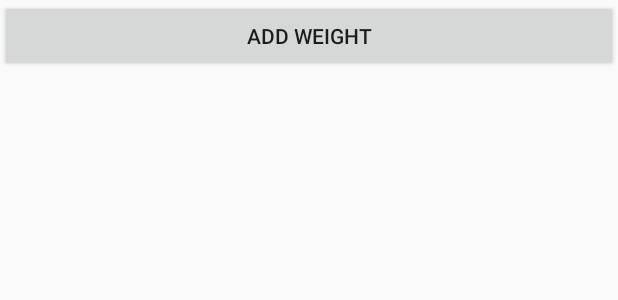
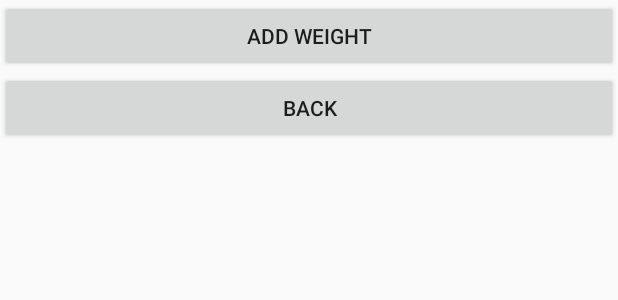
Before and after one commit to mickey0142/Healthy, an Android app: the layout fragment_weight.xml on its own in the app's theme, with its tools: preview values and no code run, on a phone screen of 412 x 824 dp. Shown: the top 300 px of the screen. Run offline under Robolectric (Android 15) with nearby library versions, the phone set to English and light mode, and no system bars.

Commit message:
fix firestore bug, add back button in weight and weightform

```diff
--- a/app/src/main/java/com/example/mickey/healthy/LoginFragment.java
+++ b/app/src/main/java/com/example/mickey/healthy/LoginFragment.java
@@ -39,11 +39,11 @@ public class LoginFragment extends Fragment{
         fbAuth = FirebaseAuth.getInstance();
         if (fbAuth.getCurrentUser() != null)
         {
+            Log.d("login", "already logged in go to menu");
             getActivity().getSupportFragmentManager()
                     .beginTransaction()
                     .replace(R.id.main_view, new MenuFragment())
                     .commit();
-            Log.d("login", "already logged in go to menu");
         }
         if (getView() == null) return;
         Button loginButton = getView().findViewById(R.id.login_login_button);
@@ -68,7 +68,7 @@ public class LoginFragment extends Fragment{
                                 @Override
                                 public void onSuccess(AuthResult authResult)
                                 {
-                                    if (authResult.getUser().isEmailVerified())
+                                    if (fbAuth.getCurrentUser().isEmailVerified())
                                     {
                                         getActivity().getSupportFragmentManager()
                                                 .beginTransaction()
@@ -88,7 +88,7 @@ public class LoginFragment extends Fragment{
                         @Override
                         public void onFailure(@NonNull Exception e)
                         {
-                            Toast.makeText(getContext(), "Error = " + e.getMessage(), Toast.LENGTH_SHORT);
+                            Toast.makeText(getContext(), "Error : " + e.getMessage(), Toast.LENGTH_SHORT);
                             Log.d("login", "Error : " + e.getMessage());
                         }
                     });
--- a/app/src/main/res/layout/fragment_weight.xml
+++ b/app/src/main/res/layout/fragment_weight.xml
@@ -16,4 +16,11 @@
 
     </ListView>
 
+    <Button
+        android:id="@+id/weight_back_button"
+        android:layout_width="match_parent"
+        android:layout_height="wrap_content"
+        android:text="Back"
+        android:layout_gravity="bottom"/>
+
 </LinearLayout>
--- a/app/src/main/res/layout/fragment_weight_item.xml
+++ b/app/src/main/res/layout/fragment_weight_item.xml
@@ -13,12 +13,14 @@
             android:id="@+id/weight_item_date"
             android:layout_width="wrap_content"
             android:layout_height="wrap_content"
+            android:textSize="20dp"
             android:text="Date"/>
 
         <TextView
             android:id="@+id/weight_item_weight"
             android:layout_width="wrap_content"
             android:layout_height="wrap_content"
+            android:textSize="20dp"
             android:text="Weight" />
     </LinearLayout>
 
@@ -28,6 +30,7 @@
         android:layout_height="wrap_content"
         android:padding="10dp"
         android:textSize="25sp"
-        android:text="Up"/>
+        android:text="Up"
+        android:layout_gravity="right"/>
 
 </LinearLayout>
```
Also changed, not shown: app/src/main/java/com/example/mickey/healthy/Weight/WeightAdapter.java (+4 -4 lines), app/src/main/java/com/example/mickey/healthy/Weight/WeightFormFragment.java (+15 -0 lines), app/src/main/java/com/example/mickey/healthy/Weight/WeightFragment.java (+15 -2 lines).
